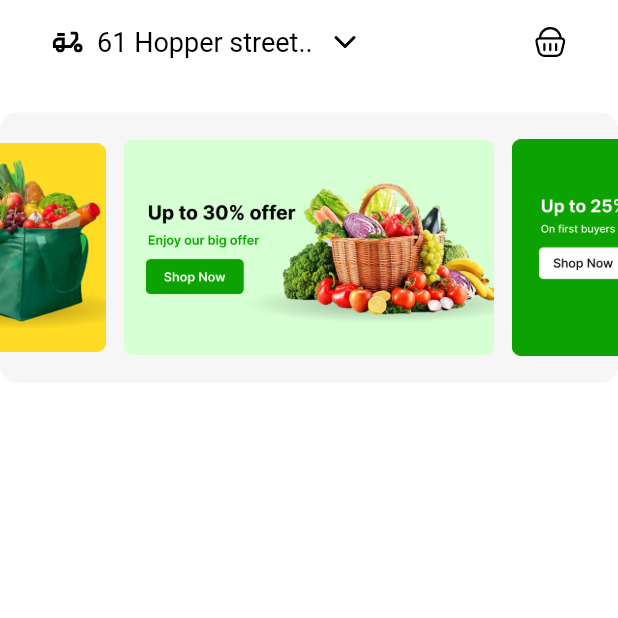
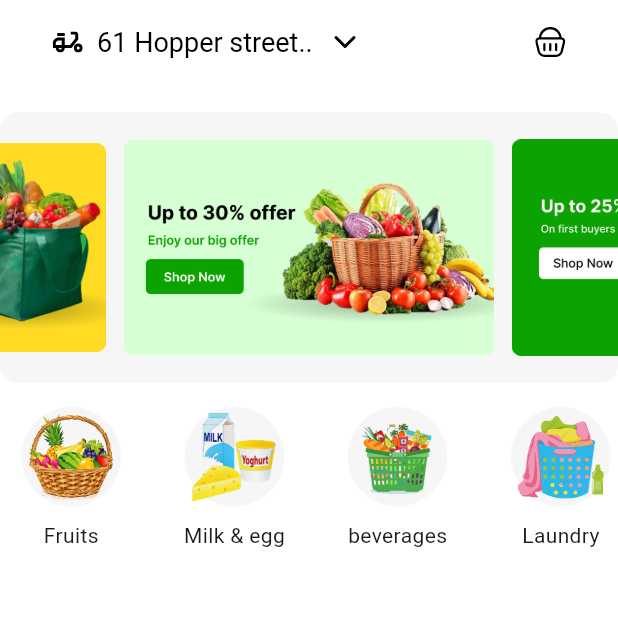
Before and after one commit to AmrReda92/grocery_app, a Flutter app: the screen it shows after launch, on a phone screen of 412 x 824 dp, the top half of it. Run offline on Flutter 3.47's test engine with Material 3 defaults, Android fonts, the phone set to English and light mode, and no system bars; drawn by our look-alikes of carousel_slider; our stand-ins replace flutter_screenutil, flutter_svg.

Commit message:
finish grid horizontal view

```diff
--- a/lib/core/models/app_images.dart
+++ b/lib/core/models/app_images.dart
@@ -3,4 +3,13 @@ class AppImages {
   static const String motor = "assets/icons/motor_icon.svg";
   static const String arrowDown = "assets/icons/arrow_icon.svg";
   static const String shopping = "assets/icons/shopp_icon.svg";
+
+
+  static const String fruit = "assets/home/fruit.png";
+  static const String milk = "assets/home/milk.png";
+  static const String beverages = "assets/home/beverages.png";
+  static const String laundry = "assets/home/laundry.png";
+  static const String vegetables = "assets/home/vegetables.png";
+
+
 }
--- /dev/null
+++ b/lib/features/home/data/model/category_model.dart
@@ -0,0 +1,34 @@
+import '../../../../core/models/app_images.dart';
+
+class CategoryModel {
+  final String name ;
+  final String image ;
+
+  CategoryModel({required this.name,required this.image});
+
+}
+
+ final List<CategoryModel> item = [
+
+  CategoryModel(
+    name: "Fruits",
+    image: AppImages.fruit,
+  ),
+  CategoryModel(
+    name: "Milk & egg",
+    image: AppImages.milk,
+  ),
+  CategoryModel(
+    name: "beverages",
+    image: AppImages.beverages,
+  ),
+  CategoryModel(
+    name: "Laundry",
+    image: AppImages.laundry,
+  ),
+  CategoryModel(
+    name: "Vegetables",
+    image: AppImages.vegetables,
+  ),
+
+];
--- a/lib/features/home/ui/home_screen.dart
+++ b/lib/features/home/ui/home_screen.dart
@@ -5,6 +5,7 @@ import 'package:grocery_app/core/models/app_images.dart';
 import 'package:grocery_app/core/models/app_text_style.dart';
 
 import '../widgets/carrosel.dart';
+import '../widgets/grid_horizontal_view.dart';
 
 class HomeScreen extends StatelessWidget {
   const HomeScreen({super.key});
@@ -32,6 +33,11 @@ class HomeScreen extends StatelessWidget {
          children: [
            SizedBox(height: 20.h,),
            Carousel(),
+           SizedBox(height: 17.h,),
+           SizedBox(
+             height: 100.h,
+               child: GridHorizontalView()),
+
 
 
         ]
--- /dev/null
+++ b/lib/features/home/widgets/grid_horizontal_view.dart
@@ -0,0 +1,26 @@
+import 'package:flutter/material.dart';
+import 'package:grocery_app/features/home/data/model/category_model.dart';
+import 'package:grocery_app/features/home/widgets/item_grid_horizontal.dart';
+
+class GridHorizontalView extends StatelessWidget {
+  const GridHorizontalView({super.key,});
+
+
+
+  @override
+  Widget build(BuildContext context) {
+    return GridView.builder(
+        padding: EdgeInsets.zero,
+         itemCount: item.length,
+        scrollDirection: Axis.horizontal,
+        gridDelegate: SliverGridDelegateWithFixedCrossAxisCount(
+            crossAxisCount: 1,
+          mainAxisSpacing: 14,
+        ),
+        itemBuilder: (context,index){
+          final itemCategory = item[index];
+           return ItemGridHorizontal(model: itemCategory);
+        }
+    );
+  }
+}
--- /dev/null
+++ b/lib/features/home/widgets/item_grid_horizontal.dart
@@ -0,0 +1,30 @@
+import 'package:flutter/material.dart';
+import 'package:flutter_screenutil/flutter_screenutil.dart';
+import 'package:grocery_app/features/home/data/model/category_model.dart';
+
+import '../../../core/models/app_colors.dart';
+
+class ItemGridHorizontal extends StatelessWidget {
+  final CategoryModel model ;
+  const ItemGridHorizontal({super.key, required this.model});
+
+
+  @override
+  Widget build(BuildContext context) {
+    return Column(
+      mainAxisSize: MainAxisSize.min,
+      children: [
+        Container(
+          width: 70.w,
+          height: 70.h,
+          decoration: BoxDecoration(
+              color: AppColors.backgroundContainer,
+              shape: BoxShape.circle
+          ),child: Image.asset(model.image,fit: BoxFit.contain, ),
+        ),
+        SizedBox(height: 10.h,),
+        Text(model.name)
+      ],
+    ) ;
+  }
+}
```
